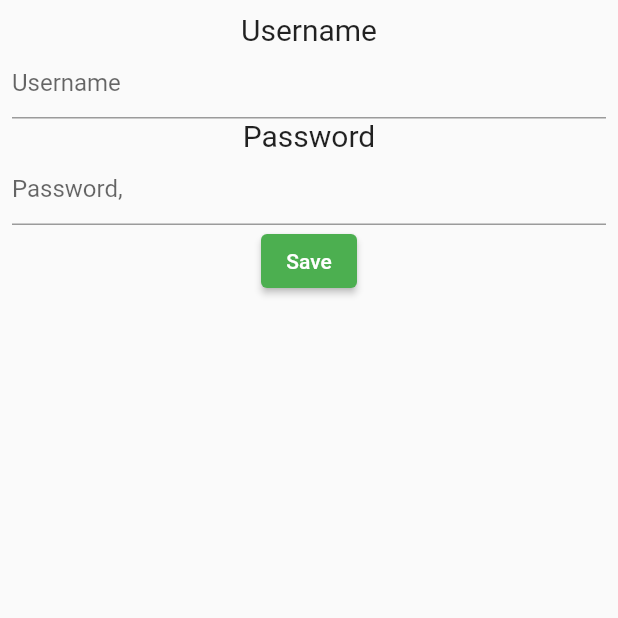
After one commit to aryansynkrama/on_boarding_screen, a Flutter app: the UpdateScreen screen opened directly, after a tap on "Save", on a phone screen of 412 x 824 dp, the top half of it. The commit adds this screen. Run offline on Flutter 3.47's test engine with Material 2 defaults, Android fonts, the phone set to English and light mode, and no system bars; our stand-ins replace sqflite; accounts and stored records are empty.

Commit message:
added sqflite

```diff
--- a/lib/database/database_helper.dart
+++ b/lib/database/database_helper.dart
@@ -52,4 +52,9 @@ class DatabaseHelper {
     Database db = await instance.database;
     return await db.delete('users',where: 'id = ?',whereArgs: [id]);
   }
+
+  Future<int> update(User user)async{
+    Database db = await instance.database;
+    return await db.update('users', user.toMap(),where: 'id = ?',whereArgs: [user.id],conflictAlgorithm: ConflictAlgorithm.replace);
+  }
 }
--- a/lib/main.dart
+++ b/lib/main.dart
@@ -1,6 +1,7 @@
 import 'package:flutter/material.dart';
 import 'package:on_boarding_screen/ui/on_boarding/registration_screen/MyExample.dart';
 import 'package:on_boarding_screen/ui/on_boarding/registration_screen/registration_screen.dart';
+import 'package:on_boarding_screen/ui/on_boarding/show_users.dart';
 
 import 'ui/on_boarding/login_screen/login_screen.dart';
 
--- /dev/null
+++ b/lib/ui/on_boarding/update_screen.dart
@@ -0,0 +1,72 @@
+import 'package:flutter/material.dart';
+import 'package:on_boarding_screen/ui/on_boarding/login_screen/login_screen.dart';
+
+import '../../database/database_helper.dart';
+import '../../model/user_model.dart';
+
+class UpdateScreen extends StatelessWidget {
+  const UpdateScreen({Key? key, this.user}) : super(key: key);
+  final User? user;
+
+  @override
+  Widget build(BuildContext context) {
+    final userController = TextEditingController();
+    final passwordController = TextEditingController();
+    if(user !=null){
+      userController.text = user!.username;
+      passwordController.text = user!.password;
+    }
+
+    return Scaffold(
+      body: SafeArea(
+        child: Padding(
+          padding: const EdgeInsets.all(8.0),
+          child: Column(
+            // mainAxisAlignment: MainAxisAlignment.spaceAround,
+            children: [
+              Text(
+                'Username',
+                style: TextStyle(fontSize: 20),
+              ),
+              TextFormField(
+                controller: userController,
+                onChanged: (value) {
+
+                },
+                decoration: InputDecoration(
+                  hintText: 'Username',
+                ),
+              ),
+              Text(
+                'Password',
+                style: TextStyle(fontSize: 20),
+              ),
+              TextFormField(
+                controller: passwordController,
+                decoration: InputDecoration(
+                  hintText: 'Password,'
+                ),
+              ),
+              ElevatedButton(
+                onPressed: () async {
+                  final userN = userController.value.text;
+                  final passN = passwordController.value.text;
+
+                  if (userN.isEmpty || passN.isEmpty) {
+                    return;
+                  }
+
+                  final User model = User(username: userN,password: passN, id: user!.id);
+                  await DatabaseHelper.instance.update(model);
+
+                  Navigator.pop(context);
+                },
+                child: Text('Save'),
+              ),
+            ],
+          ),
+        ),
+      ),
+    );
+  }
+}
```
Also changed, not shown: lib/ui/on_boarding/login_screen/login_screen.dart (+39 -14 lines), lib/ui/on_boarding/show_users.dart (+30 -7 lines).
